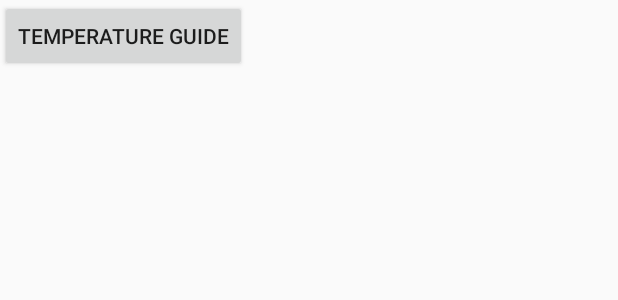
After one commit to slynne3/BeastMode1234, an Android app: the layout activity_thermostat.xml on its own in the app's theme, with its tools: preview values and no code run, on a phone screen of 412 x 824 dp. The commit adds this screen. Shown: the top 300 px of the screen. Run offline under Robolectric (Android 15) with nearby library versions, the phone set to English and light mode, and no system bars.

Commit message:
Draft of first milestone. Need a start activity before I can test functionality

```diff
--- a/app/build.gradle
+++ b/app/build.gradle
@@ -2,7 +2,7 @@ apply plugin: 'com.android.application'
 
 android {
     compileSdkVersion 26
-    buildToolsVersion "26.0.1"
+    buildToolsVersion '26.0.2'
     defaultConfig {
         applicationId "com.example.staceylm.foodnutritionactivity"
         minSdkVersion 22
--- a/app/src/main/AndroidManifest.xml
+++ b/app/src/main/AndroidManifest.xml
@@ -16,7 +16,9 @@
                 <category android:name="android.intent.category.LAUNCHER" />
             </intent-filter>
         </activity>
-        <activity android:name=".Calorie_Count"></activity>
+        <activity android:name=".Calorie_Count" />
+        <activity android:name=".Thermostat" />
+        <activity android:name=".Temperature_Rules"></activity>
     </application>
 
 </manifest>
--- /dev/null
+++ b/app/src/main/res/layout/activity_thermostat.xml
@@ -0,0 +1,25 @@
+<?xml version="1.0" encoding="utf-8"?>
+<RelativeLayout xmlns:android="http://schemas.android.com/apk/res/android"
+    xmlns:app="http://schemas.android.com/apk/res-auto"
+    xmlns:tools="http://schemas.android.com/tools"
+    android:layout_width="match_parent"
+    android:layout_height="match_parent"
+    tools:context="com.example.staceylm.foodnutritionactivity.Thermostat">
+
+    <Button
+        android:id="@+id/rulesButton"
+        android:layout_width="wrap_content"
+        android:layout_height="wrap_content"
+        android:text="@string/temp_rules" />
+
+    <ListView
+        android:layout_width="100dp"
+        android:layout_height="100dp"
+        android:layout_alignParentBottom="true"
+        android:layout_alignParentEnd="true"
+        android:layout_alignParentStart="true"
+        android:layout_below="@+id/rulesButton">
+
+    </ListView>
+
+</RelativeLayout>
```
Also changed, not shown: app/src/main/java/com/example/staceylm/foodnutritionactivity/Temperature_Rules.java (added, +91 -0 lines), app/src/main/java/com/example/staceylm/foodnutritionactivity/Thermostat.java (added, +31 -0 lines), app/src/main/java/com/example/staceylm/foodnutritionactivity/UpdateDataBaseHelper.java (added, +54 -0 lines), app/src/main/res/layout/activity_temperature__rules.xml (added, +41 -0 lines), app/src/main/res/layout/rules_header.xml (added, +13 -0 lines), app/src/main/res/values/strings.xml (+8 -2 lines).
